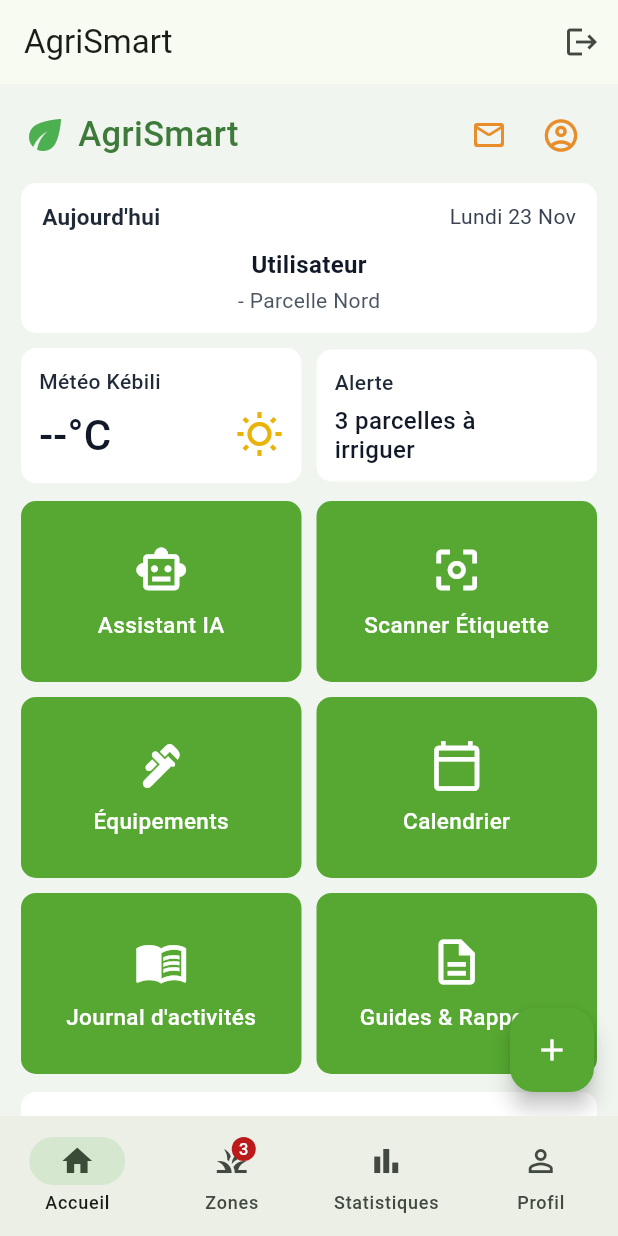
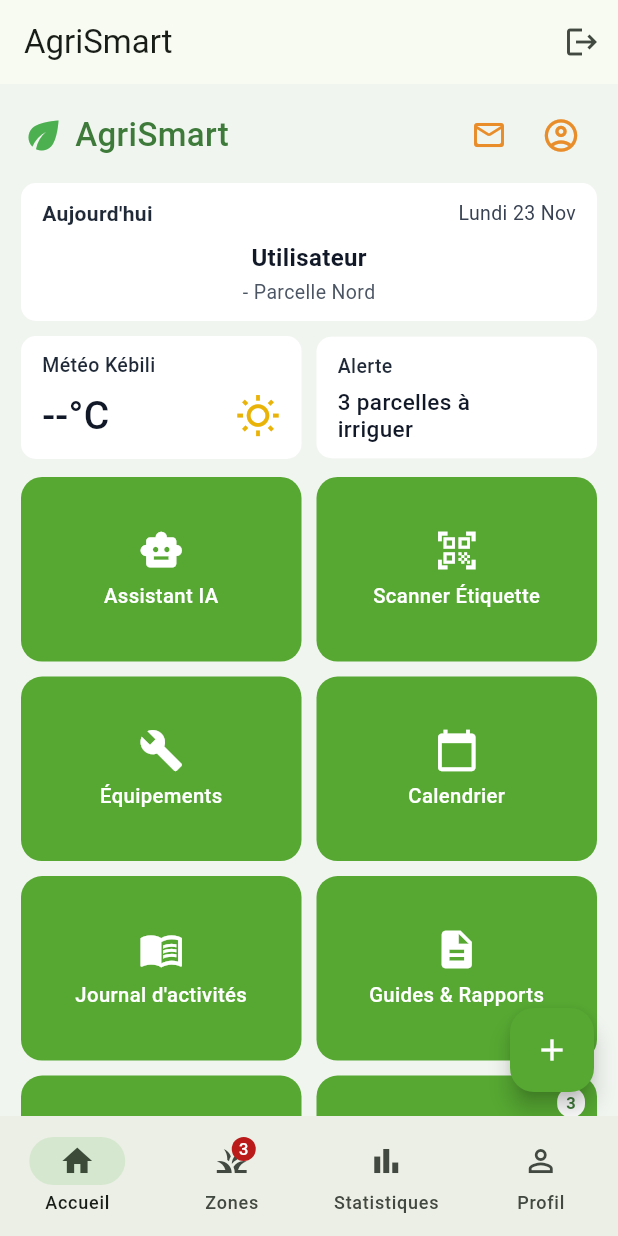
Before and after one commit to sajedmab/agrismart_KE, a Flutter app: the screen it shows once a user with an empty profile is signed in, on a phone screen of 412 x 824 dp. Run offline on Flutter 3.47's test engine with Material 3 defaults, Android fonts, the phone set to English and light mode, and no system bars; our stand-ins replace firebase_auth, firebase_core; accounts and stored records are empty; network calls fail.

Commit message:
Update agrismart project

```diff
--- a/lib/screens/accueil_page.dart
+++ b/lib/screens/accueil_page.dart
@@ -178,8 +178,7 @@ class AccueilPageState extends State<AccueilPage> {
   String _villeMeteo(MeteoProvider meteoProvider) {
     final dynamic m = meteoProvider;
     final dynamic data = _extractMeteoData(meteoProvider);
-    final ville =
-        _tryProperty(data, 'ville') ??
+    final ville = _tryProperty(data, 'ville') ??
         _tryProperty(data, 'city') ??
         _tryProperty(m, 'ville');
     if (ville is String && ville.trim().isNotEmpty) {
@@ -191,8 +190,7 @@ class AccueilPageState extends State<AccueilPage> {
   String _temperatureMeteo(MeteoProvider meteoProvider) {
     final dynamic m = meteoProvider;
     final dynamic data = _extractMeteoData(meteoProvider);
-    final temp =
-        _tryProperty(data, 'temperature') ??
+    final temp = _tryProperty(data, 'temperature') ??
         _tryProperty(data, 'temp') ??
         _tryProperty(m, 'temperature') ??
         _tryProperty(m, 'temp');
@@ -229,7 +227,8 @@ class AccueilPageState extends State<AccueilPage> {
       MaterialPageRoute(
         builder: (_) => ZoneFormPage(
           zone: zone,
-          nomsExistants: zones.where((z) => z != zone).map((z) => z.nom).toList(),
+          nomsExistants:
+          zones.where((z) => z != zone).map((z) => z.nom).toList(),
         ),
       ),
     );
@@ -293,12 +292,12 @@ class AccueilPageState extends State<AccueilPage> {
                 children: [
                   const Row(
                     children: [
-                      Icon(Icons.eco, color: Color(0xFF4CAF50), size: 32),
+                      Icon(Icons.eco, color: Color(0xFF4CAF50), size: 30),
                       SizedBox(width: 6),
                       Text(
                         'AgriSmart',
                         style: TextStyle(
-                          fontSize: 23,
+                          fontSize: 22,
                           fontWeight: FontWeight.w500,
                           color: Color(0xFF3E7B3A),
                         ),
@@ -313,8 +312,8 @@ class AccueilPageState extends State<AccueilPage> {
                           color: Color(0xFFE88D2A),
                           size: 24,
                         ),
-                        onPressed: () =>
-                            _afficherMessage('Notifications & Alertes'),
+                        onPressed: widget.onAllerZones ??
+                                () => _afficherMessage('Notifications & Alertes'),
                       ),
                       IconButton(
                         icon: const Icon(
@@ -331,15 +330,8 @@ class AccueilPageState extends State<AccueilPage> {
               ),
               const SizedBox(height: 8),
 
-              // 2. Date réelle + Nom utilisateur + Zone
-              Container(
-                width: double.infinity,
-                padding:
-                const EdgeInsets.symmetric(horizontal: 14, vertical: 12),
-                decoration: BoxDecoration(
-                  color: Colors.white,
-                  borderRadius: BorderRadius.circular(10),
-                ),
+              // 2. Carte Date réelle + Nom utilisateur + Zone
+              _CarteBlanche(
                 child: Column(
                   children: [
                     Row(
@@ -348,7 +340,7 @@ class AccueilPageState extends State<AccueilPage> {
                         const Text(
                           "Aujourd'hui",
                           style: TextStyle(
-                            fontSize: 15,
+                            fontSize: 14,
                             fontWeight: FontWeight.w600,
                             color: Color(0xFF1F2937),
                           ),
@@ -356,13 +348,13 @@ class AccueilPageState extends State<AccueilPage> {
                         Text(
                           _dateFormatee(),
                           style: const TextStyle(
-                            fontSize: 14,
+                            fontSize: 13,
                             color: Color(0xFF374151),
                           ),
                         ),
                       ],
                     ),
-                    const SizedBox(height: 10),
+                    const SizedBox(height: 8),
                     Text(
                       nomUser,
                       style: const TextStyle(
@@ -375,7 +367,7 @@ class AccueilPageState extends State<AccueilPage> {
                     Text(
                       '- $zonePrincipale',
                       style: const TextStyle(
-                        fontSize: 14,
+                        fontSize: 13,
                         color: Color(0xFF4B5563),
                       ),
                     ),
@@ -384,16 +376,11 @@ class AccueilPageState extends State<AccueilPage> {
               ),
               const SizedBox(height: 10),
 
-              // 3. Météo réelle + Alerte
+              // 3. Deux cartes côte à côte: Météo réelle + Alerte
               Row(
                 children: [
                   Expanded(
-                    child: Container(
-                      padding: const EdgeInsets.all(12),
-                      decoration: BoxDecoration(
-                        color: Colors.white,
-                        borderRadius: BorderRadius.circular(10),
-                      ),
+                    child: _CarteBlanche(
                       child: Column(
                         crossAxisAlignment: CrossAxisAlignment.start,
                         children: [
@@ -402,7 +389,7 @@ class AccueilPageState extends State<AccueilPage> {
                             maxLines: 1,
                             overflow: TextOverflow.ellipsis,
                             style: const TextStyle(
-                              fontSize: 14,
+                              fontSize: 13,
                               fontWeight: FontWeight.w500,
                               color: Color(0xFF1F2937),
                             ),
@@ -414,7 +401,7 @@ class AccueilPageState extends State<AccueilPage> {
                               Text(
                                 temperature,
                                 style: const TextStyle(
-                                  fontSize: 28,
+                                  fontSize: 26,
                                   fontWeight: FontWeight.w500,
                                   color: Color(0xFF111827),
                                 ),
@@ -422,7 +409,7 @@ class AccueilPageState extends State<AccueilPage> {
                               Icon(
                                 _iconeMeteo(meteoProvider),
                                 color: const Color(0xFFEAB308),
-                                size: 32,
+                                size: 30,
                               ),
                             ],
                           ),
@@ -432,27 +419,20 @@ class AccueilPageState extends State<AccueilPage> {
                   ),
                   const SizedBox(width: 10),
                   Expanded(
-                    child: InkWell(
-                      borderRadius: BorderRadius.circular(10),
+                    child: _CarteBlanche(
                       onTap: widget.onAllerZones ??
                               () {
                             if (zones.isNotEmpty) {
                               _ouvrirDetail(zones, zones.first);
                             }
                           },
-                      child: Container(
-                        padding: const EdgeInsets.all(12),
-                        decoration: BoxDecoration(
-                          color: Colors.white,
-                          borderRadius: BorderRadius.circular(10),
-                        ),
                       child: Column(
                         crossAxisAlignment: CrossAxisAlignment.start,
                         children: [
                           const Text(
                             'Alerte',
                             style: TextStyle(
-                                fontSize: 14,
+                              fontSize: 13,
                               fontWeight: FontWeight.w500,
                               color: Color(0xFF1F2937),
                             ),
@@ -463,7 +443,7 @@ class AccueilPageState extends State<AccueilPage> {
                                 ? '1 parcelle à\nirriguer'
                                 : '$zonesAIrriguer parcelles à\nirriguer',
                             style: const TextStyle(
-                                fontSize: 16,
+                              fontSize: 15,
                               fontWeight: FontWeight.w500,
                               color: Color(0xFF111827),
                               height: 1.2,
@@ -473,97 +453,67 @@ class AccueilPageState extends State<AccueilPage> {
                       ),
                     ),
                   ),
-                  ),
                 ],
               ),
               const SizedBox(height: 12),
 
-              // 4. Grille 2x3
+              // 4. Grille 2x4 (8 cartes b'nafs el style w asghar fl hajm)
               GridView.count(
                 shrinkWrap: true,
                 physics: const NeverScrollableScrollPhysics(),
                 crossAxisCount: 2,
                 mainAxisSpacing: 10,
                 crossAxisSpacing: 10,
-                childAspectRatio: 1.55,
+                childAspectRatio: 1.52,
                 children: [
                   _BoutonVert(
-                    icon: Icons.smart_toy_outlined,
+                    icon: Icons.smart_toy,
                     label: 'Assistant IA',
                     onTap: () => _afficherMessage('Assistant IA'),
                   ),
                   _BoutonVert(
-                    icon: Icons.center_focus_weak,
+                    icon: Icons.qr_code_scanner,
                     label: 'Scanner Étiquette',
                     onTap: () => _afficherMessage('Scanner Étiquette'),
                   ),
                   _BoutonVert(
-                    icon: Icons.plumbing_outlined,
+                    icon: Icons.build,
                     label: 'Équipements',
                     onTap: () => _afficherMessage('Équipements'),
                   ),
                   _BoutonVert(
-                    icon: Icons.calendar_today_outlined,
+                    icon: Icons.calendar_today,
                     label: 'Calendrier',
                     onTap: () => _afficherMessage('Calendrier'),
                   ),
                   _BoutonVert(
-                    icon: Icons.menu_book_outlined,
+                    icon: Icons.menu_book,
                     label: "Journal d'activités",
                     onTap: () => _afficherMessage("Journal d'activités"),
                   ),
                   _BoutonVert(
-                    icon: Icons.description_outlined,
+                    icon: Icons.description,
                     label: 'Guides & Rapports',
                     onTap: widget.onAllerStatistiques ??
                             () => _afficherMessage('Guides & Rapports'),
                   ),
-                ],
+                  _BoutonVert(
+                    icon: Icons.shopping_basket,
+                    label: 'Tâches à venir',
+                    subtitle: 'Récolte Tomates (5j)',
+                    onTap: () => _afficherMessage('Tâches à venir'),
                   ),
-              const SizedBox(height: 12),
-
-              // 5. Tâches à venir
-              Container(
-                width: double.infinity,
-                padding:
-                const EdgeInsets.symmetric(horizontal: 14, vertical: 12),
-                decoration: BoxDecoration(
-                  color: Colors.white,
-                  borderRadius: BorderRadius.circular(10),
-                ),
-                child: const Column(
-                  crossAxisAlignment: CrossAxisAlignment.start,
-                  children: [
-                    Text(
-                      'Tâches à venir',
-                      style: TextStyle(
-                        fontSize: 15,
-                        fontWeight: FontWeight.w600,
-                        color: Color(0xFF1F2937),
-                      ),
-                    ),
-                    SizedBox(height: 8),
-                    Row(
-                      children: [
-                        Icon(
-                          Icons.shopping_basket_outlined,
-                          color: Color(0xFFC2410C),
-                          size: 22,
-                        ),
-                        SizedBox(width: 8),
-                        Expanded(
-                          child: Text(
-                            'Récolte Tomates - dans 5 jours',
-                            style: TextStyle(
-                              fontSize: 15,
-                              color: Color(0xFF111827),
-                            ),
-                          ),
+                  _BoutonVert(
+                    icon: Icons.notifications,
+                    label: 'Notifications & Alertes',
+                    subtitle: zonesAIrriguer > 0
+                        ? '$zonesAIrriguer parcelle(s) à irriguer'
+                        : 'Aucune alerte',
+                    badgeCount: zonesAIrriguer > 0 ? zonesAIrriguer : null,
+                    onTap: widget.onAllerZones ??
+                            () => _afficherMessage('Notifications & Alertes'),
                   ),
                 ],
-                    ),
-                  ],
-                ),
               ),
             ],
           ),
@@ -584,32 +534,66 @@ class AccueilPageState extends State<AccueilPage> {
   }
 }
 
+class _CarteBlanche extends StatelessWidget {
+  final Widget child;
+  final VoidCallback? onTap;
+
+  const _CarteBlanche({
+    required this.child,
+    this.onTap,
+  });
+
+  @override
+  Widget build(BuildContext context) {
+    return Material(
+      color: Colors.white,
+      borderRadius: BorderRadius.circular(10),
+      child: InkWell(
+        borderRadius: BorderRadius.circular(10),
+        onTap: onTap,
+        child: Container(
+          width: double.infinity,
+          padding: const EdgeInsets.symmetric(horizontal: 14, vertical: 10),
+          child: child,
+        ),
+      ),
+    );
+  }
+}
+
 class _BoutonVert extends StatelessWidget {
   final IconData icon;
   final String label;
+  final String? subtitle;
+  final int? badgeCount;
   final VoidCallback onTap;
 
   const _BoutonVert({
     required this.icon,
     required this.label,
     required this.onTap,
+    this.subtitle,
+    this.badgeCount,
   });
 
   @override
   Widget build(BuildContext context) {
     return Material(
       color: const Color(0xFF56A832),
-      borderRadius: BorderRadius.circular(10),
+      borderRadius: BorderRadius.circular(14),
       child: InkWell(
-        borderRadius: BorderRadius.circular(10),
+        borderRadius: BorderRadius.circular(14),
         onTap: onTap,
+        child: Stack(
+          children: [
+            Center(
               child: Padding(
-          padding: const EdgeInsets.symmetric(horizontal: 8, vertical: 10),
+                padding: const EdgeInsets.symmetric(horizontal: 8, vertical: 8),
                 child: Column(
                   mainAxisAlignment: MainAxisAlignment.center,
                   children: [
-              Icon(icon, color: Colors.white, size: 36),
-              const SizedBox(height: 8),
+                    Icon(icon, color: Colors.white, size: 30),
+                    const SizedBox(height: 6),
                     Text(
                       label,
                       textAlign: TextAlign.center,
@@ -617,14 +601,51 @@ class _BoutonVert extends StatelessWidget {
                       overflow: TextOverflow.ellipsis,
                       style: const TextStyle(
                         color: Colors.white,
-                  fontSize: 15,
+                        fontSize: 13.5,
                         fontWeight: FontWeight.w500,
+                      ),
+                    ),
+                    if (subtitle != null) ...[
+                      const SizedBox(height: 2),
+                      Text(
+                        subtitle!,
+                        textAlign: TextAlign.center,
+                        maxLines: 1,
+                        overflow: TextOverflow.ellipsis,
+                        style: const TextStyle(
+                          color: Colors.white70,
+                          fontSize: 11,
+                          fontWeight: FontWeight.w400,
+                        ),
+                      ),
+                    ],
+                  ],
+                ),
+              ),
+            ),
+            if (badgeCount != null)
+              Positioned(
+                top: 8,
+                right: 8,
+                child: Container(
+                  padding: const EdgeInsets.symmetric(horizontal: 6, vertical: 2),
+                  decoration: BoxDecoration(
+                    color: Colors.white,
+                    borderRadius: BorderRadius.circular(10),
+                  ),
+                  child: Text(
+                    '$badgeCount',
+                    style: const TextStyle(
+                      color: Color(0xFF3E7B3A),
+                      fontSize: 11,
+                      fontWeight: FontWeight.bold,
+                    ),
+                  ),
                 ),
               ),
           ],
         ),
       ),
-      ),
     );
   }
 }
```
Lines whose indentation alone changed are shown as unchanged.
